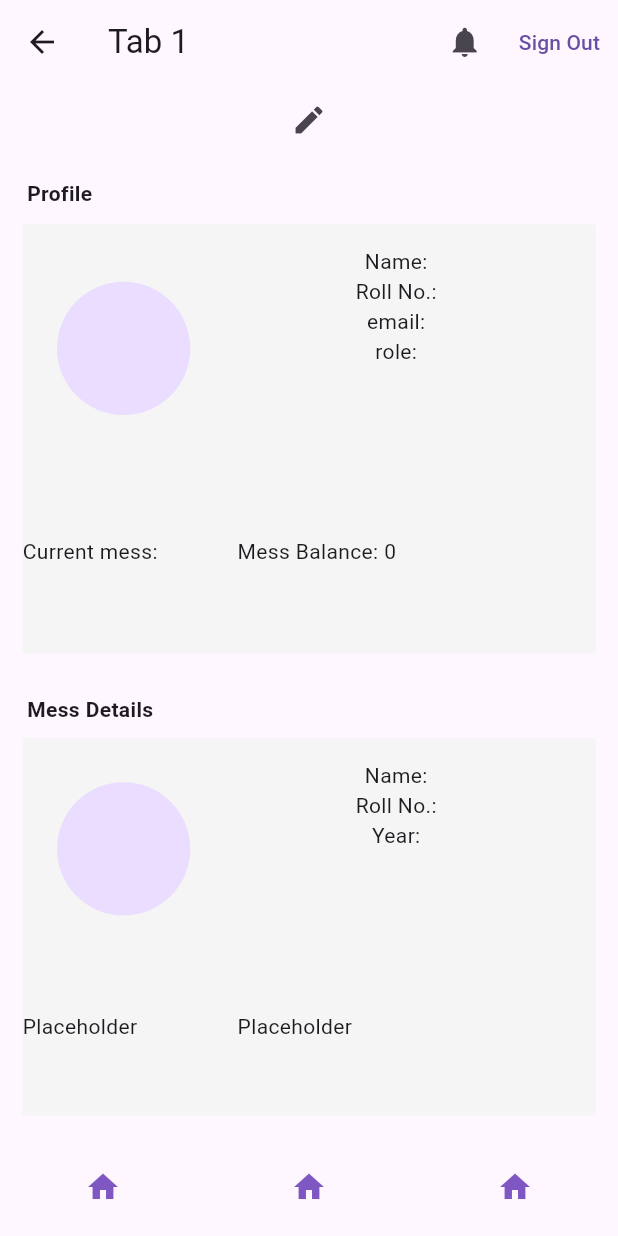
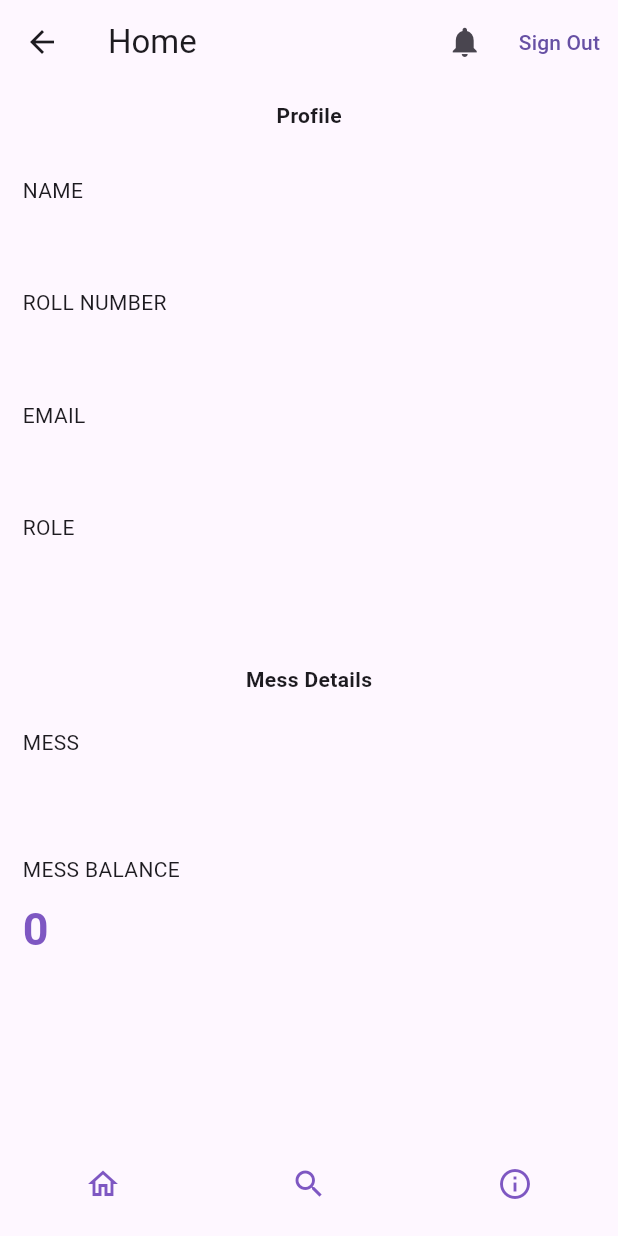
Before and after one commit to vxshxk/Mess-management-app, a Flutter app: the UserScreen screen opened by its route, on a phone screen of 412 x 824 dp. Run offline on Flutter 3.47's test engine with Material 3 defaults, Android fonts, the phone set to English and light mode, and no system bars; our stand-ins replace bloc, cloud_firestore, connectivity_plus, dartz, firebase_auth, firebase_core and 6 more; accounts and stored records are empty.

Commit message:
Home Page UI done

```diff
--- a/lib/presentation/screens/dashboard.dart
+++ b/lib/presentation/screens/dashboard.dart
@@ -23,10 +23,6 @@ class _TabWidget1State extends State<TabWidget1> {
   Widget build(BuildContext context) {
     return Column(
       children: [
-        IconButton(onPressed: (){
-          editBloc.add(const EditDetails());
-          Navigator.pushNamed(context, AppRoutes.user);
-        }, icon: const Icon(Icons.edit)),
         Expanded(
           flex: 10,
           child: StreamBuilder<DocumentSnapshot<Map<String, dynamic>>>(
@@ -56,85 +52,93 @@ class _TabWidget1State extends State<TabWidget1> {
                             child: Column(
                               children: [
                                 const Expanded(
-                                  flex: 1,
+                                  flex: 3,
                                   child: Padding(
                                     padding: EdgeInsets.fromLTRB(0, 11, 0, 0),
-                                    child: Row(
-                                      children: [
-                                        SizedBox(
-                                          width: 18,
-                                        ),
-                                        Text(
-                                          "Profile",
-                                          style: TextStyle(fontWeight: FontWeight.bold),
-                                        ),
-                                        SizedBox(
-                                          width: 18,
-                                        ),
-                                      ],
+                                    child: Text(
+                                      "Profile",
+                                      style: TextStyle(fontWeight: FontWeight.bold),
                                     ),
                                   ),
                                 ),
+                                const Expanded(flex: 1, child: SizedBox()),
                                 Expanded(
-                                    flex: 8,
+                                    flex: 24,
                                     child: Padding(
                                         padding: const EdgeInsets.fromLTRB(15, 7, 15, 15),
                                         child: Container(
-                                          decoration: BoxDecoration(color: Colors.grey[100]),
-                                          child: Column(
+                                          child: Row(
+                                            mainAxisAlignment: MainAxisAlignment.start,
                                             children: [
-                                              const SizedBox(
-                                                height: 15.0,
-                                              ),
-                                              Expanded(
-                                                flex: 1,
-                                                child: Row(
-                                                  children: [
-                                                    const SizedBox(
-                                                      width: 15.0,
-                                                    ),
-                                                    const Expanded(
-                                                      flex: 2,
-                                                      child: Padding(
-                                                        padding: EdgeInsets.all(8.0),
-                                                        child: CircleAvatar(
-                                                          radius: 100.0,
-                                                        ),
+                                              Column(
+                                                crossAxisAlignment: CrossAxisAlignment.start,
+                                                children: [
+                                                  const Expanded(
+                                                    flex: 1,
+                                                    child: Text("NAME"),
+                                                  ),
+                                                  Expanded(
+                                                    flex: 2,
+                                                    child: Text(
+                                                      "${exUser.name!}",
+                                                      style: TextStyle(
+                                                        fontWeight: FontWeight.bold,
+                                                        fontSize: 30,
+                                                        color: Colors.deepPurple[400]
                                                       ),
                                                     ),
-                                                    Expanded(
-                                                      flex: 5,
-                                                      child: Column(
-                                                        children: [
-                                                          Text("Name: ${resMap["name"]}"),
-                                                          const SizedBox(),
-                                                          Text("Roll No.: ${resMap["rollNumber"]}"),
-                                                          const SizedBox(),
-                                                          Text("email: ${resMap["email"]}"),
-                                                          const SizedBox(),
-                                                          Text("role: ${resMap["role"]}"),
-                                                          const SizedBox(),
-                                                        ],
+                                                  ),
+                                                  const Expanded(
+                                                    flex: 1,
+                                                    child: Text("ROLL NUMBER"),
+                                                  ),
+                                                  Expanded(
+                                                    flex: 2,
+                                                    child: Text(
+                                                      "${exUser.rollNumber!}",
+                                                      style: TextStyle(
+                                                        fontWeight: FontWeight.bold,
+                                                        fontSize: 30,
+                                                          color: Colors.deepPurple[400]
                                                       ),
-                                                    )
-                                                  ],
-                                                ),
+                                                    ),
+                                                  ),
+                                                  const Expanded(
+                                                    flex: 1,
+                                                    child: Text("EMAIL"),
+                                                  ),
+                                                  Expanded(
+                                                    flex: 2,
+                                                    child: Text(
+                                                      "${exUser.email!}",
+                                                      style: TextStyle(
+                                                        fontWeight: FontWeight.bold,
+                                                        fontSize: 30,
+                                                          color: Colors.deepPurple[400]
+                                                      ),
+                                                    ),
+                                                  ),
+                                                  const Expanded(
+                                                    flex: 1,
+                                                    child: Text("ROLE"),
+                                                  ),
+                                                  Expanded(
+                                                    flex: 2,
+                                                    child: Text(
+                                                      "${exUser.role!}",
+                                                      style: TextStyle(
+                                                        fontWeight: FontWeight.bold,
+                                                        fontSize: 30,
+                                                          color: Colors.deepPurple[400]
+                                                      ),
+                                                    ),
+                                                  ),
+                                                ],
                                               ),
-                                              Expanded(
-                                                flex: 1,
-                                                child: Row(
-                                                  children: [
-                                                    Expanded(
-                                                        flex: 3, child: Text("Current mess: ${resMap["mess"]}")),
-                                                    Expanded(
-                                                        flex: 5, child: Text("Mess Balance: ${resMap["messBalance"]}"))
-                                                  ],
-                                                ),
-                                              )
                                             ],
                                           ),
                                         ))),
-                                Expanded(flex: 8,child: exUser.mess == " " ? const GoToAddMess() : MessDetails(user: exUser)),
+                                Expanded(flex: 24,child: exUser.mess == " " ? const GoToAddMess() : MessDetails(user: exUser)),
                               ],
                             )
                         ),
--- a/lib/presentation/screens/user_screen.dart
+++ b/lib/presentation/screens/user_screen.dart
@@ -49,11 +49,11 @@ class UserScreen extends StatelessWidget {
               title: BlocBuilder<NavBloc, NavState>(
                 builder: (context, state) {
                   if (state is Second) {
-                    return const Text("Tab 2");
+                    return const Text("Apply");
                   } else if (state is Third) {
-                    return const Text("Tab 3");
+                    return const Text("Your Mess");
                   }
-                  return const Text("Tab 1");
+                  return const Text("Home");
                 },
               ),
               actions: [
--- a/lib/presentation/widgets/mess_details.dart
+++ b/lib/presentation/widgets/mess_details.dart
@@ -13,76 +13,67 @@ class MessDetails extends StatelessWidget {
     return Column(
       children: [
         const Expanded(
-          flex: 1,
+          flex: 3,
           child: Padding(
             padding: EdgeInsets.fromLTRB(0, 11, 0, 0),
-            child: Row(
-              children: [
-                SizedBox(
-                  width: 18,
-                ),
-                Text(
+            child: Text(
               "Mess Details",
               style: TextStyle(fontWeight: FontWeight.bold),
             ),
-              ],
           ),
         ),
-        ),
+        const Expanded(flex: 1, child: SizedBox()),
         Expanded(
-            flex: 8,
+            flex: 24,
             child: Padding(
                 padding: const EdgeInsets.fromLTRB(15, 7, 15, 15),
                 child: Container(
-                  decoration: BoxDecoration(color: Colors.grey[100]),
-                  child: Column(
+                  child: Row(
+                    mainAxisAlignment: MainAxisAlignment.start,
                     children: [
-                      const SizedBox(
-                        height: 15.0,
+                      Column(
+                        crossAxisAlignment: CrossAxisAlignment.start,
+                        children: [
+                          const Expanded(
+                            flex: 1,
+                            child: Text("MESS"),
                           ),
                           Expanded(
-                        flex: 1,
-                        child: Row(
-                          children: [
-                            const SizedBox(
-                              width: 15.0,
+                            flex: 2,
+                            child: Text(
+                              "${user?.mess!}",
+                              style: TextStyle(
+                                  fontWeight: FontWeight.bold,
+                                  fontSize: 30,
+                                  color: Colors.deepPurple[400]
                               ),
-                            const Expanded(
-                              flex: 2,
-                              child: Padding(
-                                padding: EdgeInsets.all(8.0),
-                                child: CircleAvatar(
-                                  radius: 100.0,
-                                ),
-                              ),
-                            ),
-                            Expanded(
-                              flex: 5,
-                              child: Column(
-                                children: [
-                                  Text("Name: ${user?.mess}"),
-                                  const SizedBox(),
-                                  const Text("Roll No.: "),
-                                  const SizedBox(),
-                                  const Text("Year: "),
-                                  const SizedBox(),
-                                ],
-                              ),
-                            )
-                          ],
                             ),
                           ),
                           const Expanded(
                             flex: 1,
-                        child: Row(
-                          children: [
+                            child: Text("MESS BALANCE"),
+                          ),
                           Expanded(
-                                flex: 3, child: Text("Placeholder")),
+                            flex: 2,
+                            child: Text(
+                              "${user?.messBalance!}",
+                              style: TextStyle(
+                                  fontWeight: FontWeight.bold,
+                                  fontSize: 30,
+                                  color: Colors.deepPurple[400]
+                              ),
+                            ),
+                          ),
+                          const Expanded(
+                            flex: 1,
+                            child: SizedBox()
+                          ),
                           Expanded(
-                                flex: 5, child: Text("Placeholder"))
+                            flex: 2,
+                            child: SizedBox()
+                          ),
                         ],
                       ),
-                      )
                     ],
                   ),
                 ))),
--- a/lib/presentation/widgets/nav_bar.dart
+++ b/lib/presentation/widgets/nav_bar.dart
@@ -18,7 +18,7 @@ class NavigatorBar extends StatelessWidget {
                 onPressed: () {
                   navBloc.add(const FirstPage());
                 },
-                icon: const Icon(Icons.home),
+                icon: const Icon(Icons.home_outlined),
                 color: Colors.deepPurple[400],
               )
           ),
@@ -27,7 +27,7 @@ class NavigatorBar extends StatelessWidget {
                 onPressed: () {
                   navBloc.add(const SecondPage());
                 },
-                icon: const Icon(Icons.home),
+                icon: const Icon(Icons.search),
                 color: Colors.deepPurple[400],
               )
           ),
@@ -36,7 +36,7 @@ class NavigatorBar extends StatelessWidget {
                 onPressed: () {
                   navBloc.add(const ThirdPage());
                 },
-                icon: const Icon(Icons.home),
+                icon: const Icon(Icons.info_outline),
                 color: Colors.deepPurple[400],
               )
           ),
```
Lines whose indentation alone changed are shown as unchanged.
